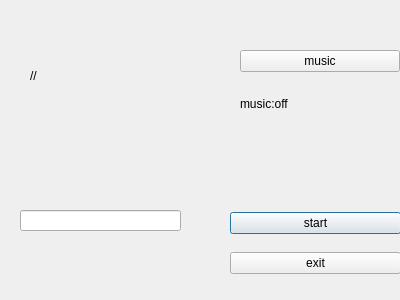
This is GOTY(18-4-22)/main_menu.ui in MarkKyrollos/NEW_GAME as Qt 5 draws it before an edit. The edited form follows.
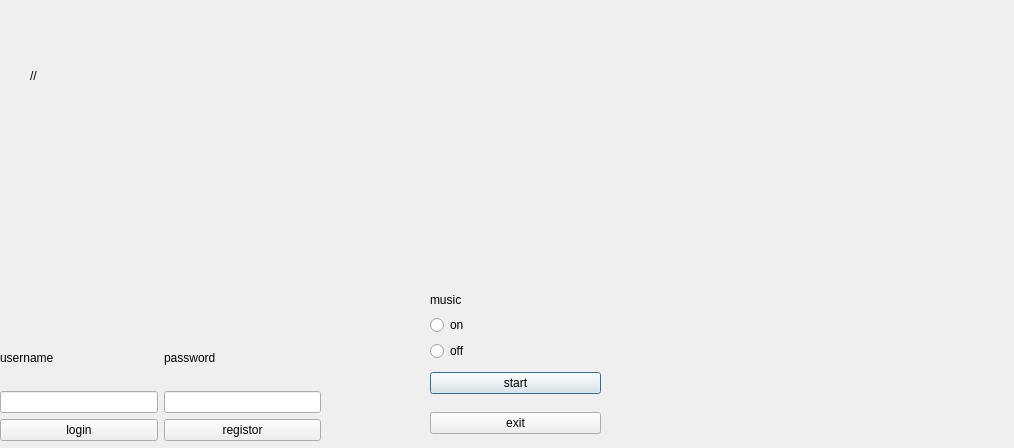
This is the edited form.

```diff
--- a/GOTY(18-4-22)/main_menu.ui
+++ b/GOTY(18-4-22)/main_menu.ui
@@ -6,8 +6,8 @@
    <rect>
     <x>0</x>
     <y>0</y>
-    <width>400</width>
-    <height>300</height>
+    <width>1014</width>
+    <height>448</height>
    </rect>
   </property>
   <property name="windowTitle">
@@ -16,8 +16,8 @@
   <widget class="QWidget" name="verticalLayoutWidget">
    <property name="geometry">
     <rect>
-     <x>230</x>
-     <y>200</y>
+     <x>430</x>
+     <y>360</y>
      <width>171</width>
      <height>86</height>
     </rect>
@@ -52,37 +52,80 @@
     <string>//</string>
    </property>
   </widget>
-  <widget class="QLineEdit" name="name">
-   <property name="geometry">
-    <rect>
-     <x>20</x>
-     <y>210</y>
-     <width>161</width>
-     <height>21</height>
-    </rect>
-   </property>
-  </widget>
   <widget class="QWidget" name="verticalLayoutWidget_2">
    <property name="geometry">
     <rect>
-     <x>240</x>
-     <y>50</y>
-     <width>160</width>
-     <height>80</height>
+     <x>430</x>
+     <y>290</y>
+     <width>171</width>
+     <height>71</height>
     </rect>
    </property>
    <layout class="QVBoxLayout" name="verticalLayout_2">
     <item>
-     <widget class="QPushButton" name="music_switch">
+     <widget class="QLabel" name="label">
       <property name="text">
        <string>music</string>
       </property>
      </widget>
     </item>
     <item>
-     <widget class="QLabel" name="music_c">
+     <widget class="QRadioButton" name="radioButton">
       <property name="text">
-       <string>music:off</string>
+       <string>on</string>
+      </property>
+     </widget>
+    </item>
+    <item>
+     <widget class="QRadioButton" name="radioButton_2">
+      <property name="text">
+       <string>off</string>
+      </property>
+     </widget>
+    </item>
+   </layout>
+  </widget>
+  <widget class="QWidget" name="gridLayoutWidget">
+   <property name="geometry">
+    <rect>
+     <x>0</x>
+     <y>330</y>
+     <width>321</width>
+     <height>111</height>
+    </rect>
+   </property>
+   <layout class="QGridLayout" name="gridLayout">
+    <item row="1" column="0">
+     <widget class="QLineEdit" name="name"/>
+    </item>
+    <item row="2" column="1">
+     <widget class="QPushButton" name="pushButton_2">
+      <property name="text">
+       <string>registor</string>
+      </property>
+     </widget>
+    </item>
+    <item row="2" column="0">
+     <widget class="QPushButton" name="pushButton">
+      <property name="text">
+       <string>login</string>
+      </property>
+     </widget>
+    </item>
+    <item row="1" column="1">
+     <widget class="QLineEdit" name="lineEdit"/>
+    </item>
+    <item row="0" column="0">
+     <widget class="QLabel" name="label_2">
+      <property name="text">
+       <string>username</string>
+      </property>
+     </widget>
+    </item>
+    <item row="0" column="1">
+     <widget class="QLabel" name="label_3">
+      <property name="text">
+       <string>password</string>
       </property>
      </widget>
     </item>
```
